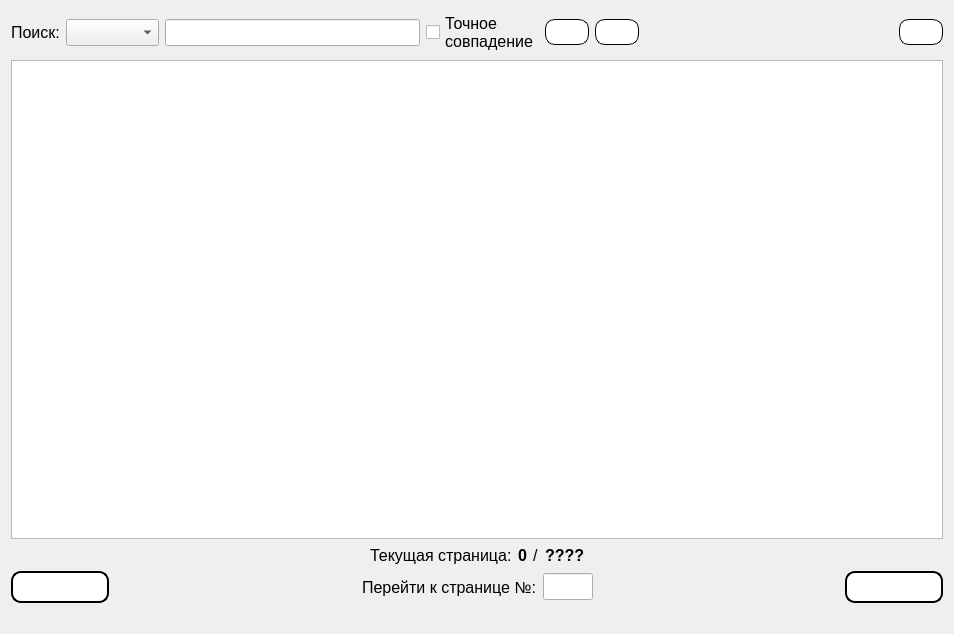
Old version of the form Gui/TabWidgets/Player/playerpayments.ui in the repository MyEdit/Casino_Client.
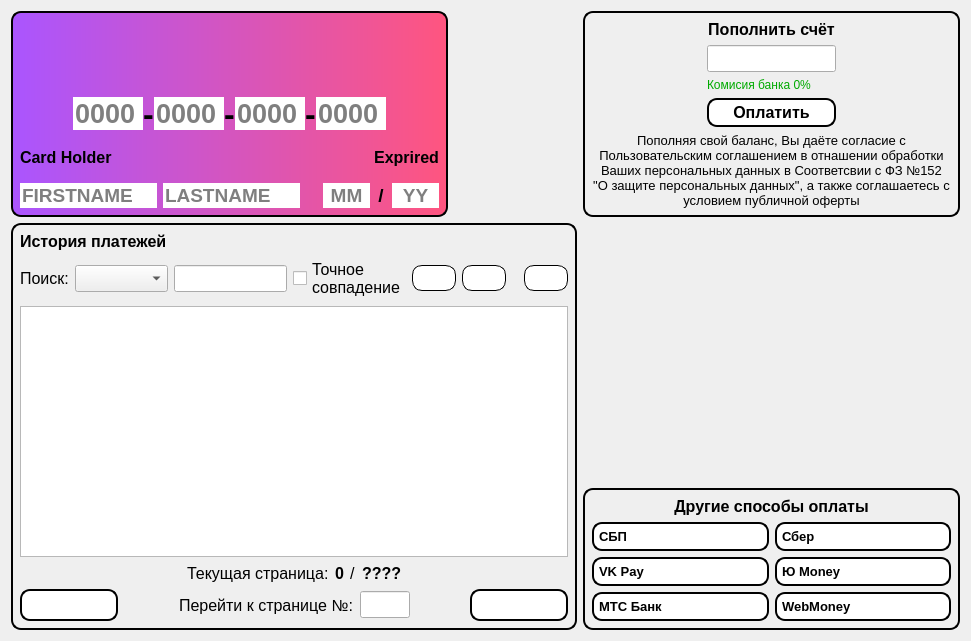
New version of the form. Icons and pictures are not drawn.

Patch:
```diff
--- a/Gui/TabWidgets/Player/playerpayments.ui
+++ b/Gui/TabWidgets/Player/playerpayments.ui
@@ -6,14 +6,45 @@
    <rect>
     <x>0</x>
     <y>0</y>
-    <width>954</width>
-    <height>634</height>
+    <width>971</width>
+    <height>641</height>
    </rect>
   </property>
   <property name="windowTitle">
    <string>Form</string>
   </property>
+  <property name="styleSheet">
+   <string notr="true">.searchLayout
+{
+	background-color: rgb(170, 255, 0);
+}</string>
+  </property>
+  <layout class="QGridLayout" name="gridLayout">
+   <item row="2" column="0" rowspan="2" colspan="2">
+    <widget class="QWidget" name="searchWidget" native="true">
+     <property name="styleSheet">
+      <string notr="true">#searchWidget
+{
+    border: 2px solid black; 
+    border-radius: 10px;
+}</string>
+     </property>
   <layout class="QVBoxLayout" name="verticalLayout">
+      <item>
+       <widget class="QLabel" name="labelHistoriPayments">
+        <property name="font">
+         <font>
+          <family>Segoe UI</family>
+          <pointsize>12</pointsize>
+          <weight>75</weight>
+          <bold>true</bold>
+         </font>
+        </property>
+        <property name="text">
+         <string>История платежей</string>
+        </property>
+       </widget>
+      </item>
    <item>
     <layout class="QHBoxLayout" name="horizontalLayout_9">
      <item>
@@ -422,11 +453,1007 @@
      </item>
     </layout>
    </item>
+     </layout>
+    </widget>
+   </item>
+   <item row="0" column="1">
+    <spacer name="horizontalSpacer_2">
+     <property name="orientation">
+      <enum>Qt::Horizontal</enum>
+     </property>
+     <property name="sizeHint" stdset="0">
+      <size>
+       <width>40</width>
+       <height>20</height>
+      </size>
+     </property>
+    </spacer>
+   </item>
+   <item row="0" column="0" rowspan="2">
+    <widget class="QWidget" name="cardHolderWidget" native="true">
+     <property name="styleSheet">
+      <string notr="true">#cardHolderWidget
+{
+    border: 2px solid black; 
+    border-radius: 10px;
+	background-color: qlineargradient(spread:pad, x1:0, y1:0, x2:1, y2:0, stop:0 rgba(170, 85, 255, 255), stop:1 rgba(255, 85, 127, 255));
+}</string>
+     </property>
+     <layout class="QGridLayout" name="gridLayout_4">
+      <item row="3" column="0" colspan="2">
+       <layout class="QHBoxLayout" name="horizontalLayout">
+        <property name="spacing">
+         <number>0</number>
+        </property>
    <item>
-    <widget class="QLabel" name="status">
+         <spacer name="horizontalSpacer_5">
+          <property name="orientation">
+           <enum>Qt::Horizontal</enum>
+          </property>
+          <property name="sizeHint" stdset="0">
+           <size>
+            <width>40</width>
+            <height>20</height>
+           </size>
+          </property>
+         </spacer>
+        </item>
+        <item>
+         <widget class="QLineEdit" name="lineEdit_6">
+          <property name="sizePolicy">
+           <sizepolicy hsizetype="Preferred" vsizetype="Fixed">
+            <horstretch>0</horstretch>
+            <verstretch>0</verstretch>
+           </sizepolicy>
+          </property>
+          <property name="maximumSize">
+           <size>
+            <width>70</width>
+            <height>16777215</height>
+           </size>
+          </property>
+          <property name="font">
+           <font>
+            <family>Segoe UI</family>
+            <pointsize>20</pointsize>
+            <weight>75</weight>
+            <bold>true</bold>
+           </font>
+          </property>
+          <property name="styleSheet">
+           <string notr="true">QLineEdit {
+	background-color: white;
+	color: black
+}</string>
+          </property>
+          <property name="maxLength">
+           <number>4</number>
+          </property>
+          <property name="frame">
+           <bool>false</bool>
+          </property>
+          <property name="placeholderText">
+           <string>0000</string>
+          </property>
+         </widget>
+        </item>
+        <item>
+         <widget class="QLabel" name="label_8">
+          <property name="font">
+           <font>
+            <family>Segoe UI</family>
+            <pointsize>24</pointsize>
+            <weight>75</weight>
+            <bold>true</bold>
+           </font>
+          </property>
      <property name="text">
+           <string>-</string>
+          </property>
+         </widget>
+        </item>
+        <item>
+         <widget class="QLineEdit" name="lineEdit_7">
+          <property name="sizePolicy">
+           <sizepolicy hsizetype="Preferred" vsizetype="Fixed">
+            <horstretch>0</horstretch>
+            <verstretch>0</verstretch>
+           </sizepolicy>
+          </property>
+          <property name="maximumSize">
+           <size>
+            <width>70</width>
+            <height>16777215</height>
+           </size>
+          </property>
+          <property name="font">
+           <font>
+            <family>Segoe UI</family>
+            <pointsize>20</pointsize>
+            <weight>75</weight>
+            <bold>true</bold>
+           </font>
+          </property>
+          <property name="styleSheet">
+           <string notr="true">QLineEdit {
+	background-color: white;
+	color: black
+}</string>
+          </property>
+          <property name="maxLength">
+           <number>4</number>
+          </property>
+          <property name="frame">
+           <bool>false</bool>
+          </property>
+          <property name="placeholderText">
+           <string>0000</string>
+          </property>
+         </widget>
+        </item>
+        <item>
+         <widget class="QLabel" name="label_9">
+          <property name="font">
+           <font>
+            <family>Segoe UI</family>
+            <pointsize>24</pointsize>
+            <weight>75</weight>
+            <bold>true</bold>
+           </font>
+          </property>
+          <property name="text">
+           <string>-</string>
+          </property>
+         </widget>
+        </item>
+        <item>
+         <widget class="QLineEdit" name="lineEdit_8">
+          <property name="sizePolicy">
+           <sizepolicy hsizetype="Preferred" vsizetype="Fixed">
+            <horstretch>0</horstretch>
+            <verstretch>0</verstretch>
+           </sizepolicy>
+          </property>
+          <property name="maximumSize">
+           <size>
+            <width>70</width>
+            <height>16777215</height>
+           </size>
+          </property>
+          <property name="font">
+           <font>
+            <family>Segoe UI</family>
+            <pointsize>20</pointsize>
+            <weight>75</weight>
+            <bold>true</bold>
+           </font>
+          </property>
+          <property name="styleSheet">
+           <string notr="true">QLineEdit {
+	background-color: white;
+	color: black
+}</string>
+          </property>
+          <property name="maxLength">
+           <number>4</number>
+          </property>
+          <property name="frame">
+           <bool>false</bool>
+          </property>
+          <property name="placeholderText">
+           <string>0000</string>
+          </property>
+         </widget>
+        </item>
+        <item>
+         <widget class="QLabel" name="label_10">
+          <property name="font">
+           <font>
+            <family>Segoe UI</family>
+            <pointsize>24</pointsize>
+            <weight>75</weight>
+            <bold>true</bold>
+           </font>
+          </property>
+          <property name="text">
+           <string>-</string>
+          </property>
+         </widget>
+        </item>
+        <item>
+         <widget class="QLineEdit" name="lineEdit_9">
+          <property name="sizePolicy">
+           <sizepolicy hsizetype="Preferred" vsizetype="Fixed">
+            <horstretch>0</horstretch>
+            <verstretch>0</verstretch>
+           </sizepolicy>
+          </property>
+          <property name="maximumSize">
+           <size>
+            <width>70</width>
+            <height>16777215</height>
+           </size>
+          </property>
+          <property name="font">
+           <font>
+            <family>Segoe UI</family>
+            <pointsize>20</pointsize>
+            <weight>75</weight>
+            <bold>true</bold>
+           </font>
+          </property>
+          <property name="styleSheet">
+           <string notr="true">QLineEdit {
+	background-color: white;
+	color: black
+}</string>
+          </property>
+          <property name="maxLength">
+           <number>4</number>
+          </property>
+          <property name="frame">
+           <bool>false</bool>
+          </property>
+          <property name="placeholderText">
+           <string>0000</string>
+          </property>
+         </widget>
+        </item>
+        <item>
+         <spacer name="horizontalSpacer_6">
+          <property name="orientation">
+           <enum>Qt::Horizontal</enum>
+          </property>
+          <property name="sizeHint" stdset="0">
+           <size>
+            <width>40</width>
+            <height>20</height>
+           </size>
+          </property>
+         </spacer>
+        </item>
+       </layout>
+      </item>
+      <item row="0" column="0" colspan="2">
+       <layout class="QHBoxLayout" name="horizontalLayout_3">
+        <property name="spacing">
+         <number>0</number>
+        </property>
+        <item>
+         <widget class="QLabel" name="label_16">
+          <property name="minimumSize">
+           <size>
+            <width>60</width>
+            <height>50</height>
+           </size>
+          </property>
+          <property name="styleSheet">
+           <string notr="true">image: url(:/bank/resources/banks/ChipCard.png);</string>
+          </property>
+          <property name="scaledContents">
+           <bool>true</bool>
+          </property>
+         </widget>
+        </item>
+        <item>
+         <spacer name="horizontalSpacer_7">
+          <property name="orientation">
+           <enum>Qt::Horizontal</enum>
+          </property>
+          <property name="sizeHint" stdset="0">
+           <size>
+            <width>40</width>
+            <height>20</height>
+           </size>
+          </property>
+         </spacer>
+        </item>
+        <item>
+         <widget class="QLabel" name="label_17">
+          <property name="minimumSize">
+           <size>
+            <width>60</width>
+            <height>50</height>
+           </size>
+          </property>
+          <property name="styleSheet">
+           <string notr="true">image: url(:/bank/resources/banks/mastercard.png);</string>
+          </property>
+          <property name="text">
       <string/>
      </property>
+          <property name="scaledContents">
+           <bool>true</bool>
+          </property>
+         </widget>
+        </item>
+       </layout>
+      </item>
+      <item row="5" column="0" colspan="2">
+       <layout class="QGridLayout" name="gridLayout_5">
+        <item row="0" column="0">
+         <widget class="QLabel" name="label_13">
+          <property name="font">
+           <font>
+            <family>Segoe UI</family>
+            <pointsize>12</pointsize>
+            <weight>75</weight>
+            <bold>true</bold>
+           </font>
+          </property>
+          <property name="text">
+           <string>Card Holder</string>
+          </property>
+          <property name="alignment">
+           <set>Qt::AlignLeading|Qt::AlignLeft|Qt::AlignVCenter</set>
+          </property>
+         </widget>
+        </item>
+        <item row="1" column="1">
+         <widget class="QLineEdit" name="lineEdit_3">
+          <property name="sizePolicy">
+           <sizepolicy hsizetype="Preferred" vsizetype="Fixed">
+            <horstretch>0</horstretch>
+            <verstretch>0</verstretch>
+           </sizepolicy>
+          </property>
+          <property name="maximumSize">
+           <size>
+            <width>140</width>
+            <height>16777215</height>
+           </size>
+          </property>
+          <property name="font">
+           <font>
+            <family>Segoe UI</family>
+            <pointsize>14</pointsize>
+            <weight>75</weight>
+            <bold>true</bold>
+           </font>
+          </property>
+          <property name="styleSheet">
+           <string notr="true">QLineEdit {
+	background-color: white;
+	color: black
+}</string>
+          </property>
+          <property name="frame">
+           <bool>false</bool>
+          </property>
+          <property name="placeholderText">
+           <string>LASTNAME</string>
+          </property>
+         </widget>
+        </item>
+        <item row="1" column="3">
+         <widget class="QLineEdit" name="lineEdit_5">
+          <property name="sizePolicy">
+           <sizepolicy hsizetype="Preferred" vsizetype="Fixed">
+            <horstretch>0</horstretch>
+            <verstretch>0</verstretch>
+           </sizepolicy>
+          </property>
+          <property name="maximumSize">
+           <size>
+            <width>50</width>
+            <height>16777215</height>
+           </size>
+          </property>
+          <property name="font">
+           <font>
+            <family>Segoe UI</family>
+            <pointsize>14</pointsize>
+            <weight>75</weight>
+            <bold>true</bold>
+           </font>
+          </property>
+          <property name="styleSheet">
+           <string notr="true">QLineEdit {
+	background-color: white;
+	color: black
+}</string>
+          </property>
+          <property name="maxLength">
+           <number>2</number>
+          </property>
+          <property name="frame">
+           <bool>false</bool>
+          </property>
+          <property name="alignment">
+           <set>Qt::AlignCenter</set>
+          </property>
+          <property name="placeholderText">
+           <string>MM</string>
+          </property>
+         </widget>
+        </item>
+        <item row="1" column="4">
+         <widget class="QLabel" name="label_11">
+          <property name="minimumSize">
+           <size>
+            <width>10</width>
+            <height>0</height>
+           </size>
+          </property>
+          <property name="font">
+           <font>
+            <family>Segoe UI</family>
+            <pointsize>14</pointsize>
+            <weight>75</weight>
+            <bold>true</bold>
+           </font>
+          </property>
+          <property name="text">
+           <string>/</string>
+          </property>
+          <property name="alignment">
+           <set>Qt::AlignCenter</set>
+          </property>
+         </widget>
+        </item>
+        <item row="1" column="2">
+         <spacer name="horizontalSpacer">
+          <property name="orientation">
+           <enum>Qt::Horizontal</enum>
+          </property>
+          <property name="sizeType">
+           <enum>QSizePolicy::Preferred</enum>
+          </property>
+          <property name="sizeHint" stdset="0">
+           <size>
+            <width>20</width>
+            <height>20</height>
+           </size>
+          </property>
+         </spacer>
+        </item>
+        <item row="1" column="0">
+         <widget class="QLineEdit" name="lineEdit_2">
+          <property name="sizePolicy">
+           <sizepolicy hsizetype="Preferred" vsizetype="Fixed">
+            <horstretch>0</horstretch>
+            <verstretch>0</verstretch>
+           </sizepolicy>
+          </property>
+          <property name="maximumSize">
+           <size>
+            <width>140</width>
+            <height>16777215</height>
+           </size>
+          </property>
+          <property name="font">
+           <font>
+            <family>Segoe UI</family>
+            <pointsize>14</pointsize>
+            <weight>75</weight>
+            <bold>true</bold>
+           </font>
+          </property>
+          <property name="styleSheet">
+           <string notr="true">QLineEdit {
+	background-color: white;
+	color: black
+}</string>
+          </property>
+          <property name="frame">
+           <bool>false</bool>
+          </property>
+          <property name="placeholderText">
+           <string>FIRSTNAME</string>
+          </property>
+         </widget>
+        </item>
+        <item row="1" column="5">
+         <widget class="QLineEdit" name="lineEdit_4">
+          <property name="sizePolicy">
+           <sizepolicy hsizetype="Preferred" vsizetype="Fixed">
+            <horstretch>0</horstretch>
+            <verstretch>0</verstretch>
+           </sizepolicy>
+          </property>
+          <property name="maximumSize">
+           <size>
+            <width>50</width>
+            <height>16777215</height>
+           </size>
+          </property>
+          <property name="font">
+           <font>
+            <family>Segoe UI</family>
+            <pointsize>14</pointsize>
+            <weight>75</weight>
+            <bold>true</bold>
+           </font>
+          </property>
+          <property name="styleSheet">
+           <string notr="true">QLineEdit {
+	background-color: white;
+	color: black
+}</string>
+          </property>
+          <property name="inputMask">
+           <string/>
+          </property>
+          <property name="maxLength">
+           <number>2</number>
+          </property>
+          <property name="frame">
+           <bool>false</bool>
+          </property>
+          <property name="alignment">
+           <set>Qt::AlignCenter</set>
+          </property>
+          <property name="placeholderText">
+           <string>YY</string>
+          </property>
+         </widget>
+        </item>
+        <item row="0" column="3" colspan="3">
+         <widget class="QLabel" name="label_14">
+          <property name="font">
+           <font>
+            <family>Segoe UI</family>
+            <pointsize>12</pointsize>
+            <weight>75</weight>
+            <bold>true</bold>
+           </font>
+          </property>
+          <property name="text">
+           <string>Exprired</string>
+          </property>
+          <property name="alignment">
+           <set>Qt::AlignRight|Qt::AlignTrailing|Qt::AlignVCenter</set>
+          </property>
+          <property name="wordWrap">
+           <bool>false</bool>
+          </property>
+         </widget>
+        </item>
+       </layout>
+      </item>
+     </layout>
+    </widget>
+   </item>
+   <item row="2" column="2">
+    <spacer name="verticalSpacer">
+     <property name="orientation">
+      <enum>Qt::Vertical</enum>
+     </property>
+     <property name="sizeHint" stdset="0">
+      <size>
+       <width>20</width>
+       <height>40</height>
+      </size>
+     </property>
+    </spacer>
+   </item>
+   <item row="0" column="2" rowspan="2">
+    <widget class="QWidget" name="replenishmentWidget" native="true">
+     <property name="styleSheet">
+      <string notr="true">#replenishmentWidget
+{
+    border: 2px solid black; 
+    border-radius: 10px;
+}</string>
+     </property>
+     <layout class="QGridLayout" name="gridLayout_2">
+      <item row="0" column="1">
+       <widget class="QLabel" name="label_7">
+        <property name="font">
+         <font>
+          <family>Segoe UI</family>
+          <pointsize>12</pointsize>
+          <weight>75</weight>
+          <bold>true</bold>
+         </font>
+        </property>
+        <property name="text">
+         <string>Пополнить счёт</string>
+        </property>
+        <property name="alignment">
+         <set>Qt::AlignCenter</set>
+        </property>
+       </widget>
+      </item>
+      <item row="1" column="0">
+       <spacer name="horizontalSpacer_3">
+        <property name="orientation">
+         <enum>Qt::Horizontal</enum>
+        </property>
+        <property name="sizeHint" stdset="0">
+         <size>
+          <width>123</width>
+          <height>20</height>
+         </size>
+        </property>
+       </spacer>
+      </item>
+      <item row="1" column="1">
+       <widget class="QLineEdit" name="lineEdit">
+        <property name="font">
+         <font>
+          <family>Segoe UI</family>
+          <pointsize>12</pointsize>
+         </font>
+        </property>
+       </widget>
+      </item>
+      <item row="1" column="2">
+       <spacer name="horizontalSpacer_4">
+        <property name="orientation">
+         <enum>Qt::Horizontal</enum>
+        </property>
+        <property name="sizeHint" stdset="0">
+         <size>
+          <width>123</width>
+          <height>20</height>
+         </size>
+        </property>
+       </spacer>
+      </item>
+      <item row="2" column="1">
+       <widget class="QLabel" name="label_3">
+        <property name="font">
+         <font>
+          <family>Segoe UI</family>
+         </font>
+        </property>
+        <property name="styleSheet">
+         <string notr="true">color: rgb(0, 170, 0);</string>
+        </property>
+        <property name="text">
+         <string>Комисия банка 0%</string>
+        </property>
+       </widget>
+      </item>
+      <item row="3" column="1">
+       <widget class="QPushButton" name="buttonPay">
+        <property name="font">
+         <font>
+          <family>Segoe UI</family>
+          <pointsize>12</pointsize>
+          <weight>75</weight>
+          <bold>true</bold>
+         </font>
+        </property>
+        <property name="styleSheet">
+         <string notr="true">QPushButton {
+	background-color: white;
+    border: 2px solid black; 
+    border-radius: 10px;
+    border-radius: 10px;
+    padding: 3px;
+	color: black;
+}
+
+QPushButton:hover {
+    background-color: rgb(100, 88, 255);
+}
+
+QPushButton:pressed {
+	background-color: rgba(220, 60, 190, 255);
+}</string>
+        </property>
+        <property name="text">
+         <string>Оплатить</string>
+        </property>
+       </widget>
+      </item>
+      <item row="4" column="0" colspan="3">
+       <widget class="QLabel" name="labelInformation">
+        <property name="font">
+         <font>
+          <family>Segoe UI</family>
+          <pointsize>10</pointsize>
+         </font>
+        </property>
+        <property name="text">
+         <string>Пополняя свой баланс, Вы даёте согласие с Пользовательским соглашением в отнашении обработки Ваших персональных данных в Соответсвии с ФЗ №152 &quot;О защите персональных данных&quot;, а также соглашаетесь с условием публичной оферты</string>
+        </property>
+        <property name="alignment">
+         <set>Qt::AlignCenter</set>
+        </property>
+        <property name="wordWrap">
+         <bool>true</bool>
+        </property>
+       </widget>
+      </item>
+     </layout>
+    </widget>
+   </item>
+   <item row="3" column="2">
+    <widget class="QWidget" name="otherPaymentMethodsWidget" native="true">
+     <property name="styleSheet">
+      <string notr="true">#otherPaymentMethodsWidget
+{
+    border: 2px solid black; 
+    border-radius: 10px;
+}</string>
+     </property>
+     <layout class="QGridLayout" name="gridLayout_3">
+      <item row="1" column="0">
+       <widget class="QPushButton" name="buttonSBP">
+        <property name="font">
+         <font>
+          <family>Segoe UI</family>
+          <pointsize>10</pointsize>
+          <weight>75</weight>
+          <bold>true</bold>
+         </font>
+        </property>
+        <property name="styleSheet">
+         <string notr="true">QPushButton
+{
+	color: rgb(0, 0, 0);
+	text-align: left;
+    border: 2px solid black; 
+    border-radius: 10px;
+    padding: 5px;
+	background-color: white;
+}
+
+QPushButton:hover {
+    background-color: rgb(100, 88, 255);
+}
+
+QPushButton:pressed {
+	background-color: rgba(220, 60, 190, 255);
+}</string>
+        </property>
+        <property name="text">
+         <string>СБП</string>
+        </property>
+        <property name="icon">
+         <iconset resource="../../../resources.qrc">
+          <normaloff>:/bank/resources/banks/sbp.png</normaloff>:/bank/resources/banks/sbp.png</iconset>
+        </property>
+        <property name="iconSize">
+         <size>
+          <width>32</width>
+          <height>32</height>
+         </size>
+        </property>
+       </widget>
+      </item>
+      <item row="2" column="1">
+       <widget class="QPushButton" name="buttonYOOMoney">
+        <property name="font">
+         <font>
+          <family>Segoe UI</family>
+          <pointsize>10</pointsize>
+          <weight>75</weight>
+          <bold>true</bold>
+         </font>
+        </property>
+        <property name="styleSheet">
+         <string notr="true">QPushButton
+{
+	color: rgb(0, 0, 0);
+	text-align: left;
+    border: 2px solid black; 
+    border-radius: 10px;
+    padding: 5px;
+	background-color: white;
+}
+
+QPushButton:hover {
+    background-color: rgb(100, 88, 255);
+}
+
+QPushButton:pressed {
+	background-color: rgba(220, 60, 190, 255);
+}</string>
+        </property>
+        <property name="text">
+         <string>Ю Money</string>
+        </property>
+        <property name="icon">
+         <iconset resource="../../../resources.qrc">
+          <normaloff>:/bank/resources/banks/yoomoney.png</normaloff>:/bank/resources/banks/yoomoney.png</iconset>
+        </property>
+        <property name="iconSize">
+         <size>
+          <width>32</width>
+          <height>32</height>
+         </size>
+        </property>
+       </widget>
+      </item>
+      <item row="2" column="0">
+       <widget class="QPushButton" name="buttonVKPay">
+        <property name="font">
+         <font>
+          <family>Segoe UI</family>
+          <pointsize>10</pointsize>
+          <weight>75</weight>
+          <bold>true</bold>
+         </font>
+        </property>
+        <property name="styleSheet">
+         <string notr="true">QPushButton
+{
+	color: rgb(0, 0, 0);
+	text-align: left;
+    border: 2px solid black; 
+    border-radius: 10px;
+    padding: 5px;
+	background-color: white;
+}
+
+QPushButton:hover {
+    background-color: rgb(100, 88, 255);
+}
+
+QPushButton:pressed {
+	background-color: rgba(220, 60, 190, 255);
+}</string>
+        </property>
+        <property name="text">
+         <string>VK Pay</string>
+        </property>
+        <property name="icon">
+         <iconset resource="../../../resources.qrc">
+          <normaloff>:/bank/resources/banks/vkpay.png</normaloff>:/bank/resources/banks/vkpay.png</iconset>
+        </property>
+        <property name="iconSize">
+         <size>
+          <width>32</width>
+          <height>32</height>
+         </size>
+        </property>
+       </widget>
+      </item>
+      <item row="3" column="0">
+       <widget class="QPushButton" name="buttonMTS">
+        <property name="font">
+         <font>
+          <family>Segoe UI</family>
+          <pointsize>10</pointsize>
+          <weight>75</weight>
+          <bold>true</bold>
+         </font>
+        </property>
+        <property name="styleSheet">
+         <string notr="true">QPushButton
+{
+	color: rgb(0, 0, 0);
+	text-align: left;
+    border: 2px solid black; 
+    border-radius: 10px;
+    padding: 5px;
+	background-color: white;
+}
+
+QPushButton:hover {
+    background-color: rgb(100, 88, 255);
+}
+
+QPushButton:pressed {
+	background-color: rgba(220, 60, 190, 255);
+}</string>
+        </property>
+        <property name="text">
+         <string>МТС Банк</string>
+        </property>
+        <property name="icon">
+         <iconset resource="../../../resources.qrc">
+          <normaloff>:/bank/resources/banks/mtsbank.png</normaloff>:/bank/resources/banks/mtsbank.png</iconset>
+        </property>
+        <property name="iconSize">
+         <size>
+          <width>32</width>
+          <height>32</height>
+         </size>
+        </property>
+       </widget>
+      </item>
+      <item row="1" column="1">
+       <widget class="QPushButton" name="buttonSber">
+        <property name="font">
+         <font>
+          <family>Segoe UI</family>
+          <pointsize>10</pointsize>
+          <weight>75</weight>
+          <bold>true</bold>
+         </font>
+        </property>
+        <property name="styleSheet">
+         <string notr="true">QPushButton
+{
+	color: rgb(0, 0, 0);
+	text-align: left;
+    border: 2px solid black; 
+    border-radius: 10px;
+    padding: 5px;
+	background-color: white;
+}
+
+QPushButton:hover {
+    background-color: rgb(100, 88, 255);
+}
+
+QPushButton:pressed {
+	background-color: rgba(220, 60, 190, 255);
+}</string>
+        </property>
+        <property name="text">
+         <string>Сбер</string>
+        </property>
+        <property name="icon">
+         <iconset resource="../../../resources.qrc">
+          <normaloff>:/bank/resources/banks/sberbank.png</normaloff>:/bank/resources/banks/sberbank.png</iconset>
+        </property>
+        <property name="iconSize">
+         <size>
+          <width>32</width>
+          <height>32</height>
+         </size>
+        </property>
+       </widget>
+      </item>
+      <item row="3" column="1">
+       <widget class="QPushButton" name="buttonWebMoney">
+        <property name="font">
+         <font>
+          <family>Segoe UI</family>
+          <pointsize>10</pointsize>
+          <weight>75</weight>
+          <bold>true</bold>
+         </font>
+        </property>
+        <property name="styleSheet">
+         <string notr="true">QPushButton
+{
+	color: rgb(0, 0, 0);
+	text-align: left;
+    border: 2px solid black; 
+    border-radius: 10px;
+    padding: 5px;
+	background-color: white;
+}
+
+QPushButton:hover {
+    background-color: rgb(100, 88, 255);
+}
+
+QPushButton:pressed {
+	background-color: rgba(220, 60, 190, 255);
+}</string>
+        </property>
+        <property name="text">
+         <string>WebMoney</string>
+        </property>
+        <property name="icon">
+         <iconset resource="../../../resources.qrc">
+          <normaloff>:/bank/resources/banks/webmoney.png</normaloff>:/bank/resources/banks/webmoney.png</iconset>
+        </property>
+        <property name="iconSize">
+         <size>
+          <width>32</width>
+          <height>32</height>
+         </size>
+        </property>
+       </widget>
+      </item>
+      <item row="0" column="0" colspan="2">
+       <widget class="QLabel" name="label_2">
+        <property name="font">
+         <font>
+          <family>Segoe UI</family>
+          <pointsize>12</pointsize>
+          <weight>75</weight>
+          <bold>true</bold>
+         </font>
+        </property>
+        <property name="text">
+         <string>Другие способы оплаты</string>
+        </property>
+        <property name="alignment">
+         <set>Qt::AlignCenter</set>
+        </property>
+       </widget>
+      </item>
+     </layout>
     </widget>
    </item>
   </layout>
```
Lines whose indentation alone changed are shown as unchanged.
